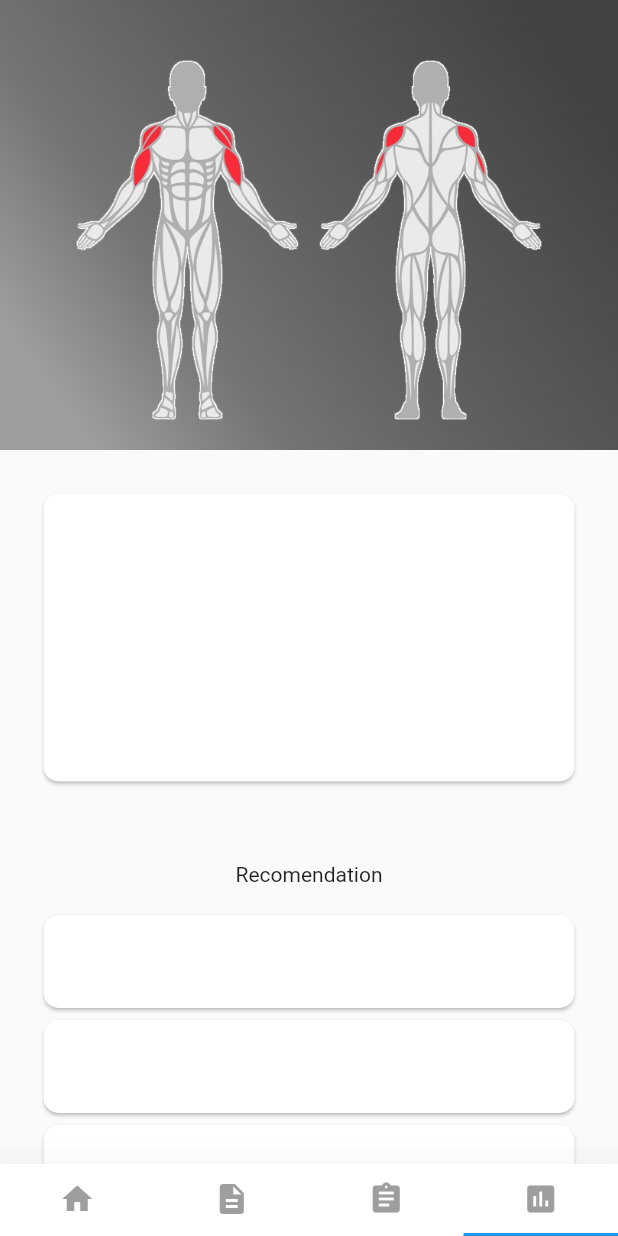
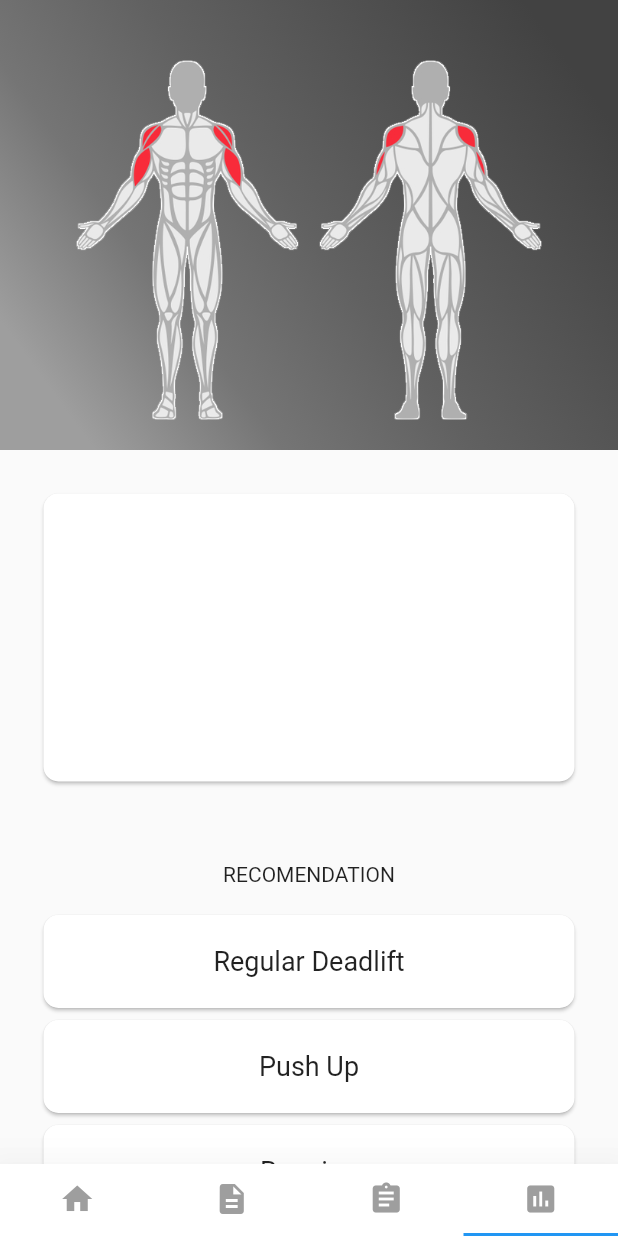
Before and after one commit to heysaladin/maxfit, a Flutter app: the screen it shows after launch, item 4 of the bottom bar chosen, on a phone screen of 412 x 824 dp. Run offline on Flutter 3.47's test engine with Material 2 defaults, Android fonts, the phone set to English and light mode, and no system bars; our stand-ins replace carousel_slider; network calls fail.

Commit message:
DONE phase 1

```diff
--- a/lib/pages/page_analytic.dart
+++ b/lib/pages/page_analytic.dart
@@ -118,13 +118,13 @@ class Analytic extends StatelessWidget {
                   // Another fixed-height child.
 //                  color: Colors.green,
                   height: 200.0,
-                margin: EdgeInsets.symmetric(horizontal: 25.0, vertical: 25.0),
+                  margin:
+                      EdgeInsets.symmetric(horizontal: 25.0, vertical: 25.0),
                   child: new Card(
                     shape: RoundedRectangleBorder(
                       borderRadius: BorderRadius.circular(10.0),
                     ),
-                  child: new Container(
-                  ),
+                    child: new Container(),
                   )
 //                new ClipRRect(
 //                  borderRadius: BorderRadius.circular(40.0),
@@ -148,10 +148,16 @@ class Analytic extends StatelessWidget {
                   ),
               new Container(
                   height: 250.0,
-                  margin: EdgeInsets.symmetric(horizontal: 25.0, vertical: 25.0),
+                  margin:
+                      EdgeInsets.symmetric(horizontal: 25.0, vertical: 25.0),
                   child: new Column(
+                    // crossAxisAlignment: CrossAxisAlignment.center,
                     children: <Widget>[
-                      new Text("Recomendation"),
+                      new Center(
+                        child: new Text(
+                          "Recomendation".toUpperCase(),
+                        ),
+                      ),
                       new Padding(padding: EdgeInsets.only(bottom: 15.0)),
                       new Container(
                         height: 70.0,
@@ -160,6 +166,16 @@ class Analytic extends StatelessWidget {
                             borderRadius: BorderRadius.circular(10.0),
                           ),
                           child: new Container(
+                            child: Center(
+                              child: new Text(
+                                "Regular Deadlift",
+                                style: new TextStyle(
+                                  fontSize: 18,
+                                ),
+                                textAlign: TextAlign.left,
+                                textDirection: TextDirection.ltr,
+                              ),
+                            ),
                           ),
                         ),
                       ),
@@ -170,6 +186,16 @@ class Analytic extends StatelessWidget {
                             borderRadius: BorderRadius.circular(10.0),
                           ),
                           child: new Container(
+                            child: Center(
+                              child: new Text(
+                                "Push Up",
+                                style: new TextStyle(
+                                  fontSize: 18,
+                                ),
+                                textAlign: TextAlign.left,
+                                textDirection: TextDirection.ltr,
+                              ),
+                            ),
                           ),
                         ),
                       ),
@@ -180,13 +206,21 @@ class Analytic extends StatelessWidget {
                             borderRadius: BorderRadius.circular(10.0),
                           ),
                           child: new Container(
+                            child: Center(
+                              child: new Text(
+                                "Running",
+                                style: new TextStyle(
+                                  fontSize: 18,
+                                ),
+                                textAlign: TextAlign.left,
+                                textDirection: TextDirection.ltr,
+                              ),
+                            ),
                           ),
                         ),
                       ),
                     ],
-                  )
-
-              ),
+                  )),
 
               new Container(
                 height: 50.0,
@@ -195,14 +229,14 @@ class Analytic extends StatelessWidget {
                     minWidth: 400.0,
                     height: 100.0,
                     child: RaisedButton(
-
                       color: Colors.blue,
                       onPressed: () {},
-                    child: new Text("Edit Profile", style: new TextStyle(color: Colors.white),),
-                  )
+                      child: new Text(
+                        "Edit Profile".toUpperCase(),
+                        style: new TextStyle(color: Colors.white),
                       ),
+                    )),
               ),
-
             ],
           ),
         ),
@@ -212,31 +246,3 @@ class Analytic extends StatelessWidget {
     );
   }
 }
-
-/*
-new ListTutorial(gambar: "http://idrcorner.com/assets/nn/imgs/html.jpg", judul: "HTML 2"),
- */
-class ListTutorial extends StatelessWidget {
-  ListTutorial({this.gambar, this.judul});
-  final String gambar;
-  final String judul;
-  @override
-  Widget build(BuildContext context) {
-    return new Container(
-      child: new Center(
-        child: new Row(
-          children: <Widget>[
-            new Image(
-              image: new NetworkImage(gambar),
-              width: 200.0,
-            ),
-            new Text(
-              judul,
-              style: TextStyle(fontSize: 20.0),
-            ),
-          ],
-        ),
-      ),
-    );
-  }
-}
--- a/lib/pages/page_home.dart
+++ b/lib/pages/page_home.dart
@@ -128,7 +128,7 @@ class Home extends StatelessWidget {
                                       size: 55.0,
                                     ),
                                   ),
-                                  new Text("Lifting")
+                                  new Text("Cardiovascular")
                                 ],
                               ),
                             ),
@@ -150,7 +150,7 @@ class Home extends StatelessWidget {
                                       size: 55.0,
                                     ),
                                   ),
-                                  new Text("Gymnastic")
+                                  new Text("Calystenics")
                                 ],
                               ),
                             ),
@@ -166,7 +166,7 @@ class Home extends StatelessWidget {
                 margin: EdgeInsets.symmetric(horizontal: 25.0, vertical: 25.0),
                 child: new Column(
                   children: <Widget>[
-                    new Text("FRIEND ACTIVITIES"),
+                    new Text("FRIEND ACTIVITIES".toUpperCase()),
                     new Padding(padding: EdgeInsets.only(bottom: 15.0)),
                     new Container(
                       height: 70.0,
```
Also changed, not shown: lib/pages/page_plan.dart (+57 -5 lines). Lines whose indentation alone changed are shown as unchanged.
